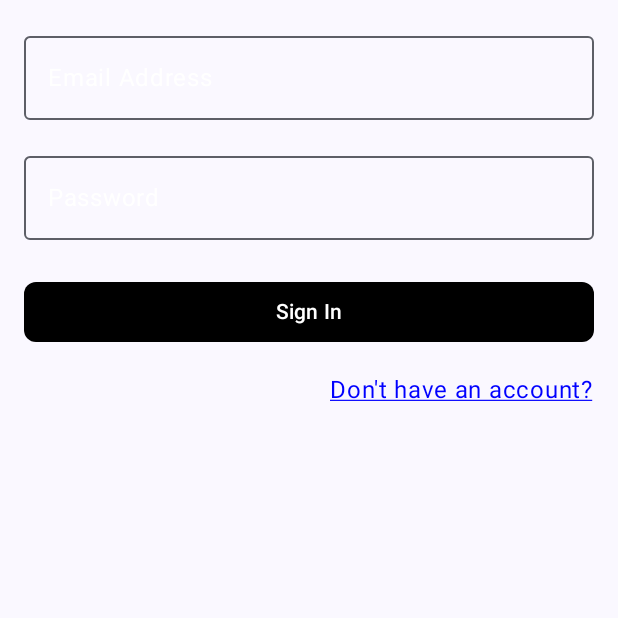
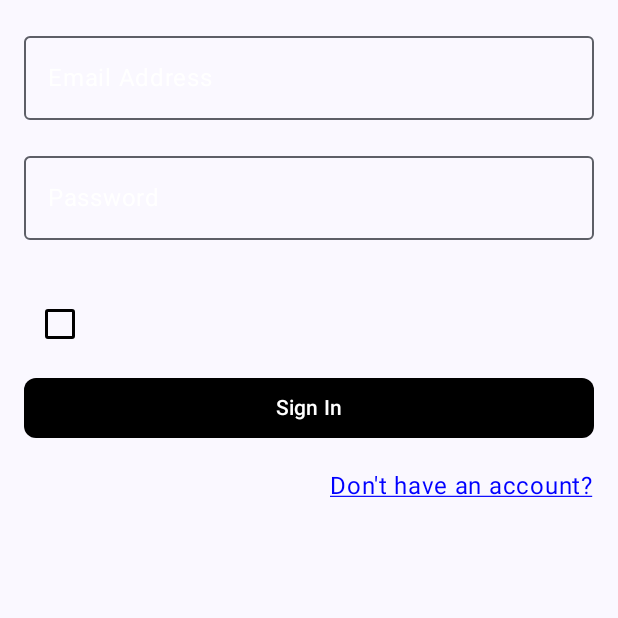
Before and after one commit to nithishpatel04/WorkoutDietPlanApp, an Android app built with Jetpack Compose: the composable SignInForm shown on its own in the app's theme, on a phone screen of 412 x 824 dp, the top half of it. Run offline under Robolectric (Android 15) with nearby library versions, the phone set to English and light mode, and no system bars; our stand-ins replace Firebase (no records; nobody signed in at launch, a user with empty details on screens opened directly).

Commit message:
Update user preferences and SignIn form with remember me feature

```diff
--- a/app/src/main/java/com/example/workoutdietplanapp/utils/UserPreferences.kt
+++ b/app/src/main/java/com/example/workoutdietplanapp/utils/UserPreferences.kt
@@ -24,6 +24,16 @@ class UserPreferences (context: Context) {
     fun getUserEmail(): String? = sharedPreferences.getString("email", "") ?: ""
     fun getUserPassword(): String? = sharedPreferences.getString("password", "") ?: ""
 
+    // fun to set remember me flag
+    fun setRememberMe(rememberMe: Boolean) {
+        sharedPreferences.edit().putBoolean("rememberMe", rememberMe).apply()
+    }
+
+    // fun to check if remember me is enabled
+    fun isRememberMeEnabled(): Boolean {
+        return sharedPreferences.getBoolean("rememberMe", false)
+    }
+
     // fun to clear login credentials on logout
     fun clearLoginCredentials() {
         sharedPreferences.edit().clear().apply()
--- a/app/src/main/java/com/example/workoutdietplanapp/views/SignInScreen.kt
+++ b/app/src/main/java/com/example/workoutdietplanapp/views/SignInScreen.kt
@@ -9,6 +9,7 @@ import androidx.compose.foundation.shape.RoundedCornerShape
 import androidx.compose.foundation.text.KeyboardOptions
 import androidx.compose.material3.*
 import androidx.compose.runtime.*
+import androidx.compose.ui.Alignment
 import androidx.compose.ui.Modifier
 import androidx.compose.ui.graphics.Color
 import androidx.compose.ui.layout.ContentScale
@@ -80,6 +81,9 @@ fun SignInForm(
     // for saving user preferences
     val userPrefs = remember { UserPreferences(context) }
 
+    // for remember me checkbox
+    var rememberMe by remember { mutableStateOf(false) }
+
     Column(
         modifier = modifier
             .fillMaxSize()
@@ -89,6 +93,12 @@ fun SignInForm(
         LaunchedEffect(Unit) {
             val userEmail = userPrefs.getUserEmail()
             val userPassword = userPrefs.getUserPassword()
+
+            rememberMe = userPrefs.isRememberMeEnabled()
+            if(rememberMe) {
+                email = userPrefs.getUserEmail()
+                password = userPrefs.getUserPassword()
+            }
         }
 
         OutlinedTextField(
@@ -114,6 +124,20 @@ fun SignInForm(
 
         Spacer(modifier = Modifier.height(24.dp))
 
+        Row(
+            verticalAlignment = Alignment.CenterVertically,
+            modifier = Modifier.padding(vertical = 8.dp)
+        ) {
+            Checkbox(
+                checked = rememberMe, // userPrefs.isRememberMe()
+                onCheckedChange = {rememberMe = it},
+                colors = CheckboxDefaults.colors(
+                    checkedColor = Color.Black,
+                    uncheckedColor = Color.Black
+                )
+            )
+        }
+
         Button(
             onClick = {
                 val emailTrimmed = email.trim()
@@ -128,6 +152,17 @@ fun SignInForm(
 
                                 // Save login credentials to SharedPreferences
                                 userPrefs.saveLoginCredentials(emailTrimmed, passwordTrimmed)
+
+                                // If using remember me checkbox, then un-comment the below snippet and comment or remove the above snippet
+                                /*
+                                userPrefs.setRememberMe(rememberMe)
+
+                                if (rememberMe) {
+                                    userPrefs.saveLoginCredentials(emailTrimmed, passwordTrimmed)
+                                } else {
+                                    userPrefs.clearLoginCredentials()
+                                }
+                                 */
 
                                 FirebaseDatabaseHelper.fetchUserData(auth.currentUser?.uid ?: "") { user ->
                                     if (user != null) {
```
